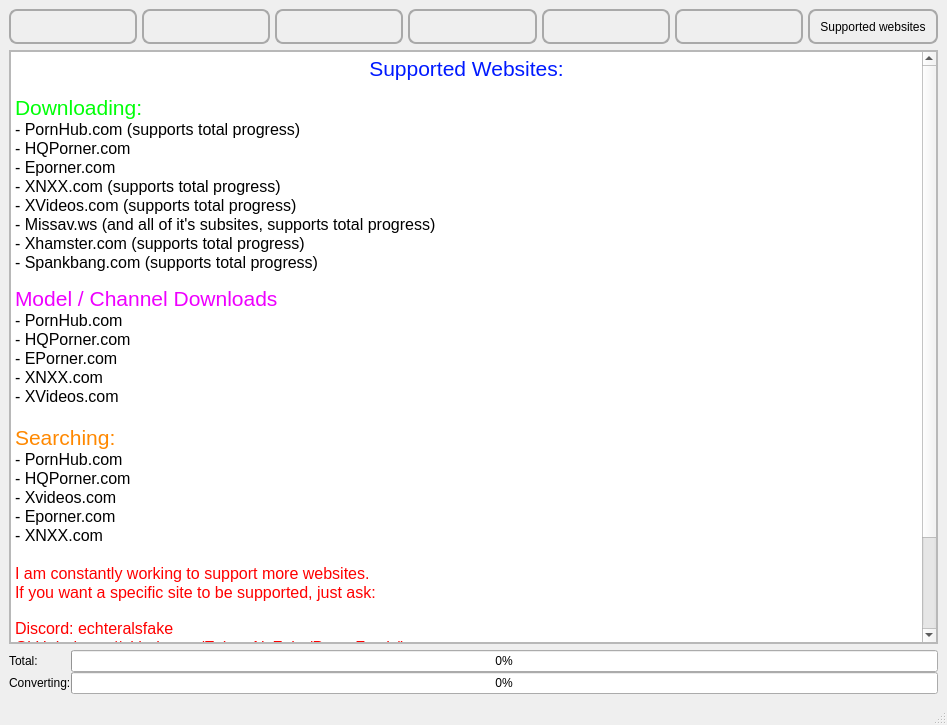
First picture: the form in src/frontend/UI/form_main_window.ui, repository EchterAlsFake/Porn_Fetch, before the edit.
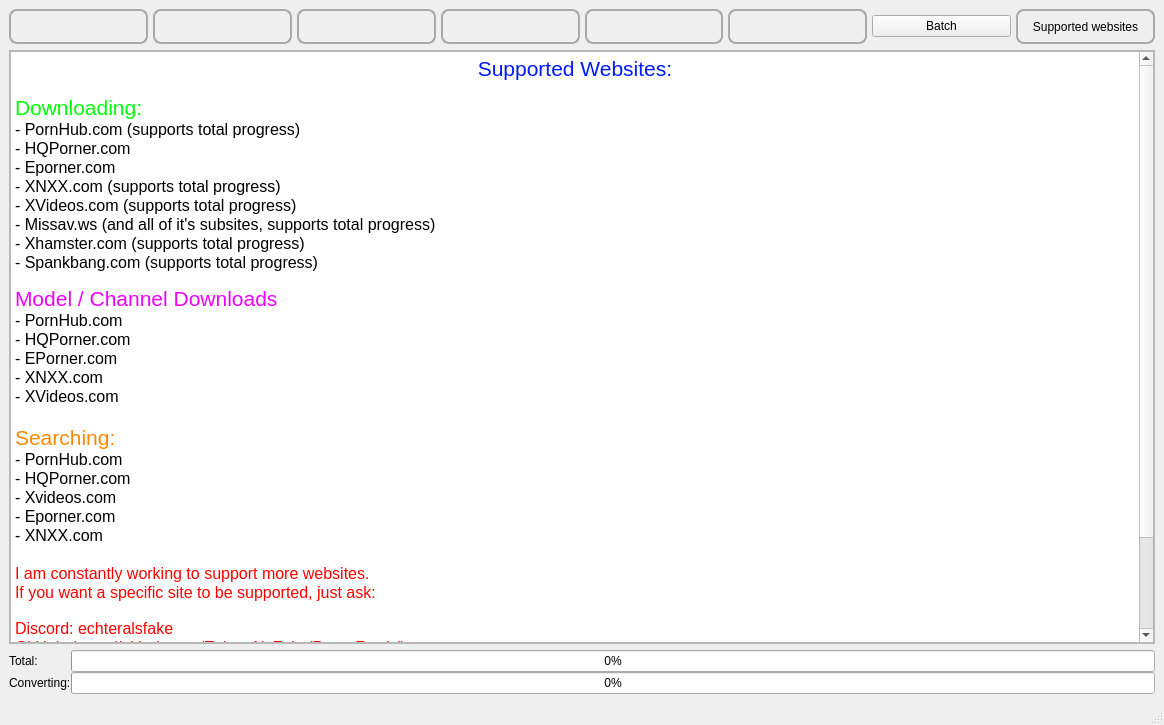
Second picture: the form after the edit. The open tabs and pages were chosen to show the change.

Commit message: - added UI for batch feature

What changed in the file:
```diff
--- a/src/frontend/UI/form_main_window.ui
+++ b/src/frontend/UI/form_main_window.ui
@@ -6,7 +6,7 @@
    <rect>
     <x>0</x>
     <y>0</y>
-    <width>947</width>
+    <width>1164</width>
     <height>725</height>
    </rect>
   </property>
@@ -279,6 +279,13 @@
         </property>
        </widget>
       </item>
+      <item>
+       <widget class="QPushButton" name="main_button_switch_batch">
+        <property name="text">
+         <string>Batch</string>
+        </property>
+       </widget>
+      </item>
       <item>
        <widget class="QPushButton" name="main_button_switch_supported_websites">
         <property name="sizePolicy">
@@ -3359,8 +3366,8 @@
             <rect>
              <x>0</x>
              <y>0</y>
-             <width>927</width>
-             <height>582</height>
+             <width>1144</width>
+             <height>579</height>
             </rect>
            </property>
            <layout class="QGridLayout" name="gridLayout_20">
@@ -3388,42 +3395,42 @@
 hr { height: 1px; border-width: 0; }
 li.unchecked::marker { content: &quot;\2610&quot;; }
 li.checked::marker { content: &quot;\2612&quot;; }
-&lt;/style&gt;&lt;/head&gt;&lt;body style=&quot; font-family:'Sans Serif'; font-size:9pt; font-weight:400; font-style:normal;&quot;&gt;
-&lt;p align=&quot;center&quot; style=&quot; margin-top:0px; margin-bottom:0px; margin-left:0px; margin-right:0px; -qt-block-indent:0; text-indent:0px;&quot;&gt;&lt;span style=&quot; font-size:16pt; color:#0019ff;&quot;&gt;Supported Websites:&lt;/span&gt;&lt;/p&gt;
-&lt;p style=&quot;-qt-paragraph-type:empty; margin-top:0px; margin-bottom:0px; margin-left:0px; margin-right:0px; -qt-block-indent:0; text-indent:0px;&quot;&gt;&lt;br /&gt;&lt;/p&gt;
-&lt;p style=&quot; margin-top:0px; margin-bottom:0px; margin-left:0px; margin-right:0px; -qt-block-indent:0; text-indent:0px;&quot;&gt;&lt;span style=&quot; font-size:16pt; color:#00ff08;&quot;&gt;Downloading:&lt;/span&gt;&lt;/p&gt;
-&lt;p style=&quot; margin-top:0px; margin-bottom:0px; margin-left:0px; margin-right:0px; -qt-block-indent:0; text-indent:0px;&quot;&gt;&lt;span style=&quot; font-size:12pt;&quot;&gt;- PornHub.com (supports total progress)&lt;/span&gt;&lt;/p&gt;
-&lt;p style=&quot; margin-top:0px; margin-bottom:0px; margin-left:0px; margin-right:0px; -qt-block-indent:0; text-indent:0px;&quot;&gt;&lt;span style=&quot; font-size:12pt;&quot;&gt;- HQPorner.com&lt;/span&gt;&lt;/p&gt;
-&lt;p style=&quot; margin-top:0px; margin-bottom:0px; margin-left:0px; margin-right:0px; -qt-block-indent:0; text-indent:0px;&quot;&gt;&lt;span style=&quot; font-size:12pt;&quot;&gt;- Eporner.com&lt;/span&gt;&lt;/p&gt;
-&lt;p style=&quot; margin-top:0px; margin-bottom:0px; margin-left:0px; margin-right:0px; -qt-block-indent:0; text-indent:0px;&quot;&gt;&lt;span style=&quot; font-size:12pt;&quot;&gt;- XNXX.com (supports total progress)&lt;/span&gt;&lt;/p&gt;
-&lt;p style=&quot; margin-top:0px; margin-bottom:0px; margin-left:0px; margin-right:0px; -qt-block-indent:0; text-indent:0px;&quot;&gt;&lt;span style=&quot; font-size:12pt;&quot;&gt;- XVideos.com (supports total progress)&lt;/span&gt;&lt;/p&gt;
-&lt;p style=&quot; margin-top:0px; margin-bottom:0px; margin-left:0px; margin-right:0px; -qt-block-indent:0; text-indent:0px;&quot;&gt;&lt;span style=&quot; font-size:12pt;&quot;&gt;- Missav.ws (and all of it's subsites, supports total progress)&lt;/span&gt;&lt;/p&gt;
-&lt;p style=&quot; margin-top:0px; margin-bottom:0px; margin-left:0px; margin-right:0px; -qt-block-indent:0; text-indent:0px;&quot;&gt;&lt;span style=&quot; font-size:12pt;&quot;&gt;- Xhamster.com (supports total progress)&lt;/span&gt;&lt;/p&gt;
-&lt;p style=&quot; margin-top:0px; margin-bottom:0px; margin-left:0px; margin-right:0px; -qt-block-indent:0; text-indent:0px;&quot;&gt;&lt;span style=&quot; font-size:12pt;&quot;&gt;- Spankbang.com (supports total progress)&lt;/span&gt;&lt;/p&gt;
-&lt;p style=&quot;-qt-paragraph-type:empty; margin-top:0px; margin-bottom:0px; margin-left:0px; margin-right:0px; -qt-block-indent:0; text-indent:0px;&quot;&gt;&lt;br /&gt;&lt;/p&gt;
-&lt;p style=&quot; margin-top:0px; margin-bottom:0px; margin-left:0px; margin-right:0px; -qt-block-indent:0; text-indent:0px;&quot;&gt;&lt;span style=&quot; font-size:16pt; color:#ee00ff;&quot;&gt;Model / Channel Downloads&lt;/span&gt;&lt;/p&gt;
-&lt;p style=&quot; margin-top:0px; margin-bottom:0px; margin-left:0px; margin-right:0px; -qt-block-indent:0; text-indent:0px;&quot;&gt;&lt;span style=&quot; font-size:12pt;&quot;&gt;- PornHub.com&lt;/span&gt;&lt;/p&gt;
-&lt;p style=&quot; margin-top:0px; margin-bottom:0px; margin-left:0px; margin-right:0px; -qt-block-indent:0; text-indent:0px;&quot;&gt;&lt;span style=&quot; font-size:12pt;&quot;&gt;- HQPorner.com&lt;/span&gt;&lt;/p&gt;
-&lt;p style=&quot; margin-top:0px; margin-bottom:0px; margin-left:0px; margin-right:0px; -qt-block-indent:0; text-indent:0px;&quot;&gt;&lt;span style=&quot; font-size:12pt;&quot;&gt;- EPorner.com&lt;/span&gt;&lt;/p&gt;
-&lt;p style=&quot; margin-top:0px; margin-bottom:0px; margin-left:0px; margin-right:0px; -qt-block-indent:0; text-indent:0px;&quot;&gt;&lt;span style=&quot; font-size:12pt;&quot;&gt;- XNXX.com&lt;/span&gt;&lt;/p&gt;
-&lt;p style=&quot; margin-top:0px; margin-bottom:0px; margin-left:0px; margin-right:0px; -qt-block-indent:0; text-indent:0px;&quot;&gt;&lt;span style=&quot; font-size:12pt;&quot;&gt;- XVideos.com&lt;/span&gt;&lt;/p&gt;
-&lt;p style=&quot;-qt-paragraph-type:empty; margin-top:0px; margin-bottom:0px; margin-left:0px; margin-right:0px; -qt-block-indent:0; text-indent:0px; font-size:12pt;&quot;&gt;&lt;br /&gt;&lt;/p&gt;
-&lt;p style=&quot; margin-top:0px; margin-bottom:0px; margin-left:0px; margin-right:0px; -qt-block-indent:0; text-indent:0px;&quot;&gt;&lt;span style=&quot; font-size:16pt; color:#ff8800;&quot;&gt;Searching:&lt;/span&gt;&lt;/p&gt;
-&lt;p style=&quot; margin-top:0px; margin-bottom:0px; margin-left:0px; margin-right:0px; -qt-block-indent:0; text-indent:0px;&quot;&gt;&lt;span style=&quot; font-size:12pt;&quot;&gt;- PornHub.com&lt;/span&gt;&lt;/p&gt;
-&lt;p style=&quot; margin-top:0px; margin-bottom:0px; margin-left:0px; margin-right:0px; -qt-block-indent:0; text-indent:0px;&quot;&gt;&lt;span style=&quot; font-size:12pt;&quot;&gt;- HQPorner.com&lt;/span&gt;&lt;/p&gt;
-&lt;p style=&quot; margin-top:0px; margin-bottom:0px; margin-left:0px; margin-right:0px; -qt-block-indent:0; text-indent:0px;&quot;&gt;&lt;span style=&quot; font-size:12pt;&quot;&gt;- Xvideos.com&lt;/span&gt;&lt;/p&gt;
-&lt;p style=&quot; margin-top:0px; margin-bottom:0px; margin-left:0px; margin-right:0px; -qt-block-indent:0; text-indent:0px;&quot;&gt;&lt;span style=&quot; font-size:12pt;&quot;&gt;- Eporner.com&lt;/span&gt;&lt;/p&gt;
-&lt;p style=&quot; margin-top:0px; margin-bottom:0px; margin-left:0px; margin-right:0px; -qt-block-indent:0; text-indent:0px;&quot;&gt;&lt;span style=&quot; font-size:12pt;&quot;&gt;- XNXX.com&lt;/span&gt;&lt;/p&gt;
-&lt;p style=&quot;-qt-paragraph-type:empty; margin-top:0px; margin-bottom:0px; margin-left:0px; margin-right:0px; -qt-block-indent:0; text-indent:0px; font-size:12pt;&quot;&gt;&lt;br /&gt;&lt;/p&gt;
-&lt;p style=&quot; margin-top:0px; margin-bottom:0px; margin-left:0px; margin-right:0px; -qt-block-indent:0; text-indent:0px;&quot;&gt;&lt;span style=&quot; font-size:12pt; color:#ff0000;&quot;&gt;I am constantly working to support more websites.&lt;/span&gt;&lt;/p&gt;
-&lt;p style=&quot; margin-top:0px; margin-bottom:0px; margin-left:0px; margin-right:0px; -qt-block-indent:0; text-indent:0px;&quot;&gt;&lt;span style=&quot; font-size:12pt; color:#ff0000;&quot;&gt;If you want a specific site to be supported, just ask:&lt;br /&gt;&lt;br /&gt;Discord: echteralsfake&lt;/span&gt;&lt;/p&gt;
-&lt;p style=&quot; margin-top:0px; margin-bottom:0px; margin-left:0px; margin-right:0px; -qt-block-indent:0; text-indent:0px;&quot;&gt;&lt;span style=&quot; font-size:12pt; color:#ff0000;&quot;&gt;GitHub: https://github.com/EchterAlsFake/Porn_Fetch/issues&lt;/span&gt;&lt;/p&gt;
-&lt;p style=&quot;-qt-paragraph-type:empty; margin-top:0px; margin-bottom:0px; margin-left:0px; margin-right:0px; -qt-block-indent:0; text-indent:0px; font-size:12pt; color:#ff0000;&quot;&gt;&lt;br /&gt;&lt;/p&gt;
-&lt;p style=&quot;-qt-paragraph-type:empty; margin-top:0px; margin-bottom:0px; margin-left:0px; margin-right:0px; -qt-block-indent:0; text-indent:0px; font-size:12pt;&quot;&gt;&lt;br /&gt;&lt;/p&gt;
-&lt;p style=&quot;-qt-paragraph-type:empty; margin-top:0px; margin-bottom:0px; margin-left:0px; margin-right:0px; -qt-block-indent:0; text-indent:0px;&quot;&gt;&lt;br /&gt;&lt;/p&gt;
-&lt;p style=&quot;-qt-paragraph-type:empty; margin-top:0px; margin-bottom:0px; margin-left:0px; margin-right:0px; -qt-block-indent:0; text-indent:0px;&quot;&gt;&lt;br /&gt;&lt;/p&gt;
-&lt;p style=&quot;-qt-paragraph-type:empty; margin-top:0px; margin-bottom:0px; margin-left:0px; margin-right:0px; -qt-block-indent:0; text-indent:0px;&quot;&gt;&lt;br /&gt;&lt;/p&gt;
-&lt;p style=&quot;-qt-paragraph-type:empty; margin-top:0px; margin-bottom:0px; margin-left:0px; margin-right:0px; -qt-block-indent:0; text-indent:0px;&quot;&gt;&lt;br /&gt;&lt;/p&gt;&lt;/body&gt;&lt;/html&gt;</string>
+&lt;/style&gt;&lt;/head&gt;&lt;body style=&quot; font-family:'Cantarell'; font-size:11pt; font-weight:400; font-style:normal;&quot;&gt;
+&lt;p align=&quot;center&quot; style=&quot; margin-top:0px; margin-bottom:0px; margin-left:0px; margin-right:0px; -qt-block-indent:0; text-indent:0px;&quot;&gt;&lt;span style=&quot; font-family:'Sans Serif'; font-size:16pt; color:#0019ff;&quot;&gt;Supported Websites:&lt;/span&gt;&lt;/p&gt;
+&lt;p style=&quot;-qt-paragraph-type:empty; margin-top:0px; margin-bottom:0px; margin-left:0px; margin-right:0px; -qt-block-indent:0; text-indent:0px; font-family:'Sans Serif'; font-size:9pt;&quot;&gt;&lt;br /&gt;&lt;/p&gt;
+&lt;p style=&quot; margin-top:0px; margin-bottom:0px; margin-left:0px; margin-right:0px; -qt-block-indent:0; text-indent:0px;&quot;&gt;&lt;span style=&quot; font-family:'Sans Serif'; font-size:16pt; color:#00ff08;&quot;&gt;Downloading:&lt;/span&gt;&lt;/p&gt;
+&lt;p style=&quot; margin-top:0px; margin-bottom:0px; margin-left:0px; margin-right:0px; -qt-block-indent:0; text-indent:0px;&quot;&gt;&lt;span style=&quot; font-family:'Sans Serif'; font-size:12pt;&quot;&gt;- PornHub.com (supports total progress)&lt;/span&gt;&lt;/p&gt;
+&lt;p style=&quot; margin-top:0px; margin-bottom:0px; margin-left:0px; margin-right:0px; -qt-block-indent:0; text-indent:0px;&quot;&gt;&lt;span style=&quot; font-family:'Sans Serif'; font-size:12pt;&quot;&gt;- HQPorner.com&lt;/span&gt;&lt;/p&gt;
+&lt;p style=&quot; margin-top:0px; margin-bottom:0px; margin-left:0px; margin-right:0px; -qt-block-indent:0; text-indent:0px;&quot;&gt;&lt;span style=&quot; font-family:'Sans Serif'; font-size:12pt;&quot;&gt;- Eporner.com&lt;/span&gt;&lt;/p&gt;
+&lt;p style=&quot; margin-top:0px; margin-bottom:0px; margin-left:0px; margin-right:0px; -qt-block-indent:0; text-indent:0px;&quot;&gt;&lt;span style=&quot; font-family:'Sans Serif'; font-size:12pt;&quot;&gt;- XNXX.com (supports total progress)&lt;/span&gt;&lt;/p&gt;
+&lt;p style=&quot; margin-top:0px; margin-bottom:0px; margin-left:0px; margin-right:0px; -qt-block-indent:0; text-indent:0px;&quot;&gt;&lt;span style=&quot; font-family:'Sans Serif'; font-size:12pt;&quot;&gt;- XVideos.com (supports total progress)&lt;/span&gt;&lt;/p&gt;
+&lt;p style=&quot; margin-top:0px; margin-bottom:0px; margin-left:0px; margin-right:0px; -qt-block-indent:0; text-indent:0px;&quot;&gt;&lt;span style=&quot; font-family:'Sans Serif'; font-size:12pt;&quot;&gt;- Missav.ws (and all of it's subsites, supports total progress)&lt;/span&gt;&lt;/p&gt;
+&lt;p style=&quot; margin-top:0px; margin-bottom:0px; margin-left:0px; margin-right:0px; -qt-block-indent:0; text-indent:0px;&quot;&gt;&lt;span style=&quot; font-family:'Sans Serif'; font-size:12pt;&quot;&gt;- Xhamster.com (supports total progress)&lt;/span&gt;&lt;/p&gt;
+&lt;p style=&quot; margin-top:0px; margin-bottom:0px; margin-left:0px; margin-right:0px; -qt-block-indent:0; text-indent:0px;&quot;&gt;&lt;span style=&quot; font-family:'Sans Serif'; font-size:12pt;&quot;&gt;- Spankbang.com (supports total progress)&lt;/span&gt;&lt;/p&gt;
+&lt;p style=&quot;-qt-paragraph-type:empty; margin-top:0px; margin-bottom:0px; margin-left:0px; margin-right:0px; -qt-block-indent:0; text-indent:0px; font-family:'Sans Serif'; font-size:9pt;&quot;&gt;&lt;br /&gt;&lt;/p&gt;
+&lt;p style=&quot; margin-top:0px; margin-bottom:0px; margin-left:0px; margin-right:0px; -qt-block-indent:0; text-indent:0px;&quot;&gt;&lt;span style=&quot; font-family:'Sans Serif'; font-size:16pt; color:#ee00ff;&quot;&gt;Model / Channel Downloads&lt;/span&gt;&lt;/p&gt;
+&lt;p style=&quot; margin-top:0px; margin-bottom:0px; margin-left:0px; margin-right:0px; -qt-block-indent:0; text-indent:0px;&quot;&gt;&lt;span style=&quot; font-family:'Sans Serif'; font-size:12pt;&quot;&gt;- PornHub.com&lt;/span&gt;&lt;/p&gt;
+&lt;p style=&quot; margin-top:0px; margin-bottom:0px; margin-left:0px; margin-right:0px; -qt-block-indent:0; text-indent:0px;&quot;&gt;&lt;span style=&quot; font-family:'Sans Serif'; font-size:12pt;&quot;&gt;- HQPorner.com&lt;/span&gt;&lt;/p&gt;
+&lt;p style=&quot; margin-top:0px; margin-bottom:0px; margin-left:0px; margin-right:0px; -qt-block-indent:0; text-indent:0px;&quot;&gt;&lt;span style=&quot; font-family:'Sans Serif'; font-size:12pt;&quot;&gt;- EPorner.com&lt;/span&gt;&lt;/p&gt;
+&lt;p style=&quot; margin-top:0px; margin-bottom:0px; margin-left:0px; margin-right:0px; -qt-block-indent:0; text-indent:0px;&quot;&gt;&lt;span style=&quot; font-family:'Sans Serif'; font-size:12pt;&quot;&gt;- XNXX.com&lt;/span&gt;&lt;/p&gt;
+&lt;p style=&quot; margin-top:0px; margin-bottom:0px; margin-left:0px; margin-right:0px; -qt-block-indent:0; text-indent:0px;&quot;&gt;&lt;span style=&quot; font-family:'Sans Serif'; font-size:12pt;&quot;&gt;- XVideos.com&lt;/span&gt;&lt;/p&gt;
+&lt;p style=&quot;-qt-paragraph-type:empty; margin-top:0px; margin-bottom:0px; margin-left:0px; margin-right:0px; -qt-block-indent:0; text-indent:0px; font-family:'Sans Serif'; font-size:12pt;&quot;&gt;&lt;br /&gt;&lt;/p&gt;
+&lt;p style=&quot; margin-top:0px; margin-bottom:0px; margin-left:0px; margin-right:0px; -qt-block-indent:0; text-indent:0px;&quot;&gt;&lt;span style=&quot; font-family:'Sans Serif'; font-size:16pt; color:#ff8800;&quot;&gt;Searching:&lt;/span&gt;&lt;/p&gt;
+&lt;p style=&quot; margin-top:0px; margin-bottom:0px; margin-left:0px; margin-right:0px; -qt-block-indent:0; text-indent:0px;&quot;&gt;&lt;span style=&quot; font-family:'Sans Serif'; font-size:12pt;&quot;&gt;- PornHub.com&lt;/span&gt;&lt;/p&gt;
+&lt;p style=&quot; margin-top:0px; margin-bottom:0px; margin-left:0px; margin-right:0px; -qt-block-indent:0; text-indent:0px;&quot;&gt;&lt;span style=&quot; font-family:'Sans Serif'; font-size:12pt;&quot;&gt;- HQPorner.com&lt;/span&gt;&lt;/p&gt;
+&lt;p style=&quot; margin-top:0px; margin-bottom:0px; margin-left:0px; margin-right:0px; -qt-block-indent:0; text-indent:0px;&quot;&gt;&lt;span style=&quot; font-family:'Sans Serif'; font-size:12pt;&quot;&gt;- Xvideos.com&lt;/span&gt;&lt;/p&gt;
+&lt;p style=&quot; margin-top:0px; margin-bottom:0px; margin-left:0px; margin-right:0px; -qt-block-indent:0; text-indent:0px;&quot;&gt;&lt;span style=&quot; font-family:'Sans Serif'; font-size:12pt;&quot;&gt;- Eporner.com&lt;/span&gt;&lt;/p&gt;
+&lt;p style=&quot; margin-top:0px; margin-bottom:0px; margin-left:0px; margin-right:0px; -qt-block-indent:0; text-indent:0px;&quot;&gt;&lt;span style=&quot; font-family:'Sans Serif'; font-size:12pt;&quot;&gt;- XNXX.com&lt;/span&gt;&lt;/p&gt;
+&lt;p style=&quot;-qt-paragraph-type:empty; margin-top:0px; margin-bottom:0px; margin-left:0px; margin-right:0px; -qt-block-indent:0; text-indent:0px; font-family:'Sans Serif'; font-size:12pt;&quot;&gt;&lt;br /&gt;&lt;/p&gt;
+&lt;p style=&quot; margin-top:0px; margin-bottom:0px; margin-left:0px; margin-right:0px; -qt-block-indent:0; text-indent:0px;&quot;&gt;&lt;span style=&quot; font-family:'Sans Serif'; font-size:12pt; color:#ff0000;&quot;&gt;I am constantly working to support more websites.&lt;/span&gt;&lt;/p&gt;
+&lt;p style=&quot; margin-top:0px; margin-bottom:0px; margin-left:0px; margin-right:0px; -qt-block-indent:0; text-indent:0px;&quot;&gt;&lt;span style=&quot; font-family:'Sans Serif'; font-size:12pt; color:#ff0000;&quot;&gt;If you want a specific site to be supported, just ask:&lt;br /&gt;&lt;br /&gt;Discord: echteralsfake&lt;/span&gt;&lt;/p&gt;
+&lt;p style=&quot; margin-top:0px; margin-bottom:0px; margin-left:0px; margin-right:0px; -qt-block-indent:0; text-indent:0px;&quot;&gt;&lt;span style=&quot; font-family:'Sans Serif'; font-size:12pt; color:#ff0000;&quot;&gt;GitHub: https://github.com/EchterAlsFake/Porn_Fetch/issues&lt;/span&gt;&lt;/p&gt;
+&lt;p style=&quot;-qt-paragraph-type:empty; margin-top:0px; margin-bottom:0px; margin-left:0px; margin-right:0px; -qt-block-indent:0; text-indent:0px; font-family:'Sans Serif'; font-size:12pt; color:#ff0000;&quot;&gt;&lt;br /&gt;&lt;/p&gt;
+&lt;p style=&quot;-qt-paragraph-type:empty; margin-top:0px; margin-bottom:0px; margin-left:0px; margin-right:0px; -qt-block-indent:0; text-indent:0px; font-family:'Sans Serif'; font-size:12pt;&quot;&gt;&lt;br /&gt;&lt;/p&gt;
+&lt;p style=&quot;-qt-paragraph-type:empty; margin-top:0px; margin-bottom:0px; margin-left:0px; margin-right:0px; -qt-block-indent:0; text-indent:0px; font-family:'Sans Serif'; font-size:9pt;&quot;&gt;&lt;br /&gt;&lt;/p&gt;
+&lt;p style=&quot;-qt-paragraph-type:empty; margin-top:0px; margin-bottom:0px; margin-left:0px; margin-right:0px; -qt-block-indent:0; text-indent:0px; font-family:'Sans Serif'; font-size:9pt;&quot;&gt;&lt;br /&gt;&lt;/p&gt;
+&lt;p style=&quot;-qt-paragraph-type:empty; margin-top:0px; margin-bottom:0px; margin-left:0px; margin-right:0px; -qt-block-indent:0; text-indent:0px; font-family:'Sans Serif'; font-size:9pt;&quot;&gt;&lt;br /&gt;&lt;/p&gt;
+&lt;p style=&quot;-qt-paragraph-type:empty; margin-top:0px; margin-bottom:0px; margin-left:0px; margin-right:0px; -qt-block-indent:0; text-indent:0px; font-family:'Sans Serif'; font-size:9pt;&quot;&gt;&lt;br /&gt;&lt;/p&gt;&lt;/body&gt;&lt;/html&gt;</string>
               </property>
               <property name="openExternalLinks">
                <bool>true</bool>
```
Left out of the diff: 323 changed lines with no effect on the pictures. The commit also changes 13 other files.
